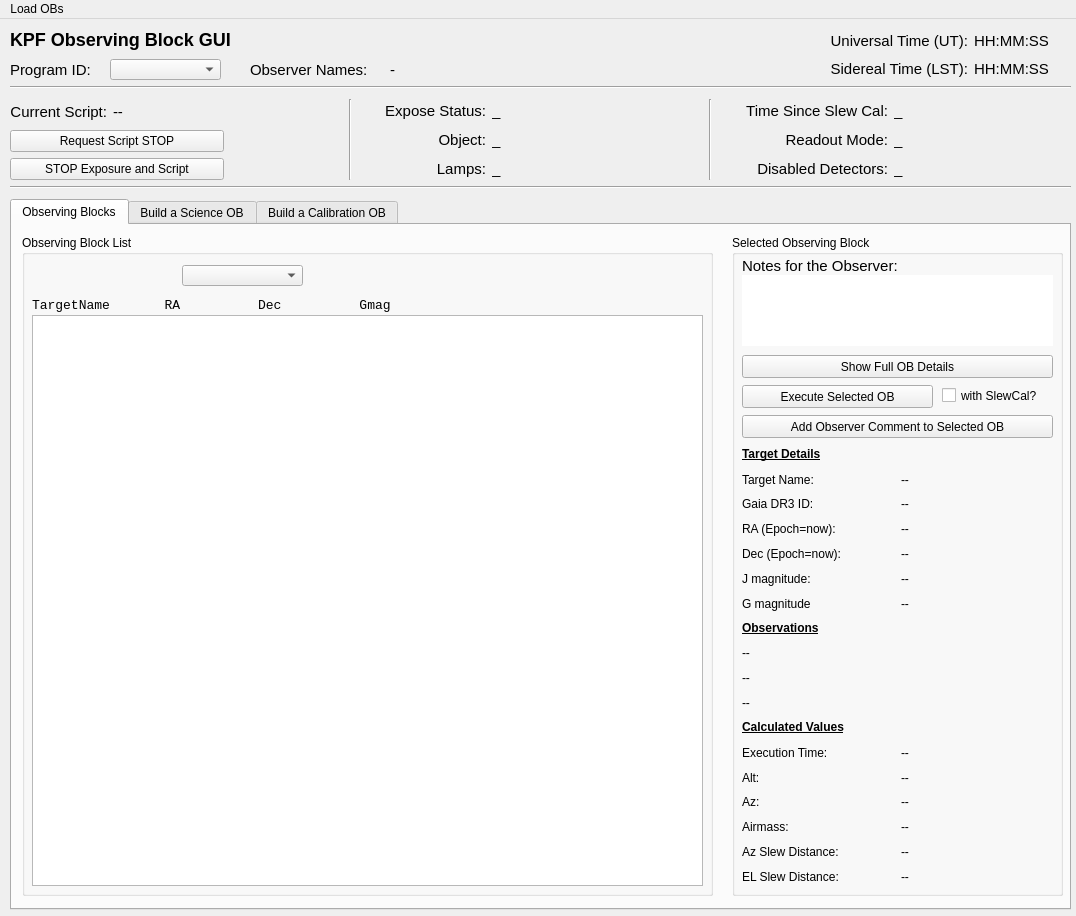
Old version of the form kpf/OB_GUI/KPF_OB_GUI.ui in the repository KeckObservatory/KPFTranslator.
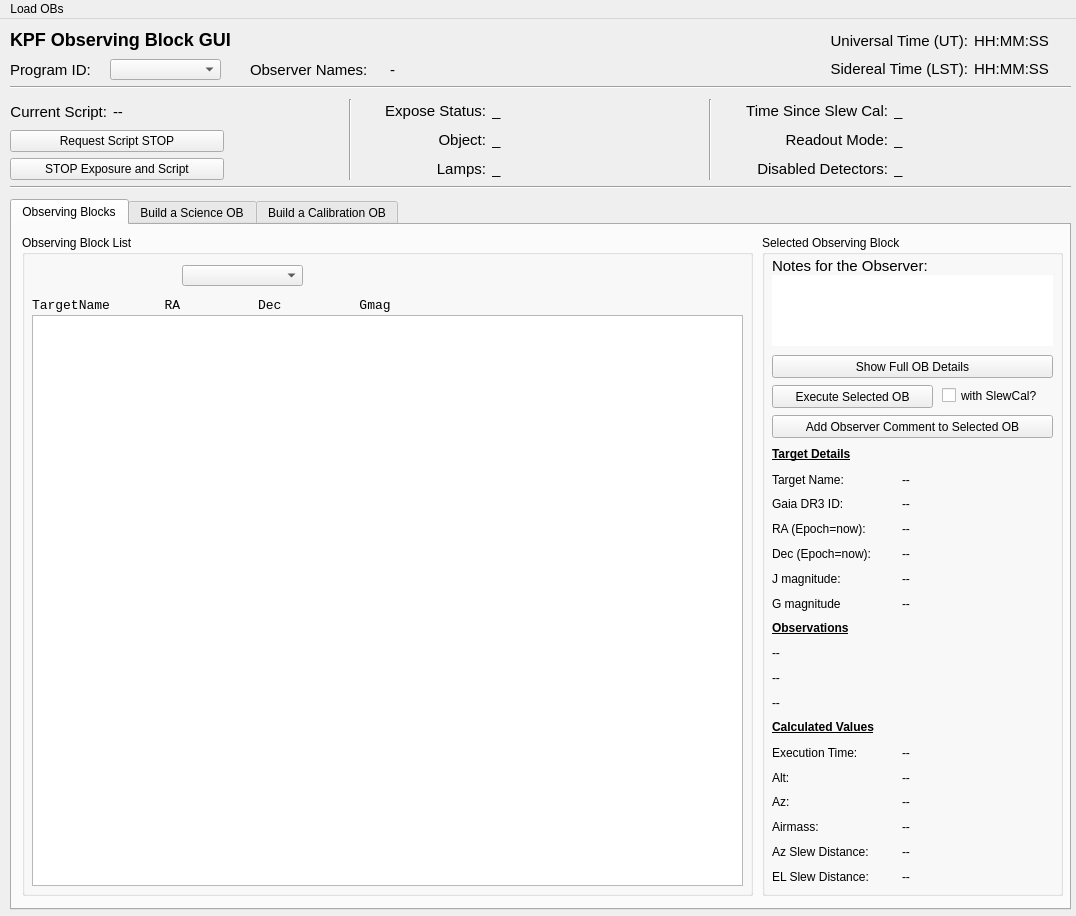
New version of the form.

Commit message: Tweak width of OB details

```diff
--- a/kpf/OB_GUI/KPF_OB_GUI.ui
+++ b/kpf/OB_GUI/KPF_OB_GUI.ui
@@ -380,7 +380,7 @@
        <rect>
         <x>10</x>
         <y>10</y>
-        <width>691</width>
+        <width>731</width>
         <height>661</height>
        </rect>
       </property>
@@ -402,7 +402,7 @@
         <rect>
          <x>10</x>
          <y>80</y>
-         <width>671</width>
+         <width>711</width>
          <height>571</height>
         </rect>
        </property>
@@ -460,9 +460,9 @@
      <widget class="QGroupBox" name="groupBox_2">
       <property name="geometry">
        <rect>
-        <x>720</x>
+        <x>750</x>
         <y>10</y>
-        <width>331</width>
+        <width>301</width>
         <height>661</height>
        </rect>
       </property>
@@ -474,7 +474,7 @@
         <rect>
          <x>10</x>
          <y>150</y>
-         <width>191</width>
+         <width>161</width>
          <height>23</height>
         </rect>
        </property>
@@ -487,7 +487,7 @@
         <rect>
          <x>10</x>
          <y>120</y>
-         <width>311</width>
+         <width>281</width>
          <height>23</height>
         </rect>
        </property>
@@ -500,11 +500,11 @@
         <rect>
          <x>10</x>
          <y>210</y>
-         <width>311</width>
+         <width>281</width>
          <height>441</height>
         </rect>
        </property>
-       <layout class="QGridLayout" name="gridLayout_3">
+       <layout class="QGridLayout" name="gridLayout_3" columnstretch="45,55">
         <item row="6" column="0">
          <widget class="QLabel" name="label_47">
           <property name="text">
@@ -722,7 +722,7 @@
         <rect>
          <x>10</x>
          <y>40</y>
-         <width>311</width>
+         <width>281</width>
          <height>71</height>
         </rect>
        </property>
@@ -746,7 +746,7 @@
         <rect>
          <x>10</x>
          <y>20</y>
-         <width>311</width>
+         <width>281</width>
          <height>21</height>
         </rect>
        </property>
@@ -762,7 +762,7 @@
       <widget class="QCheckBox" name="SlewCal">
        <property name="geometry">
         <rect>
-         <x>210</x>
+         <x>180</x>
          <y>150</y>
          <width>111</width>
          <height>21</height>
@@ -777,7 +777,7 @@
         <rect>
          <x>10</x>
          <y>180</y>
-         <width>311</width>
+         <width>281</width>
          <height>23</height>
         </rect>
        </property>
```
